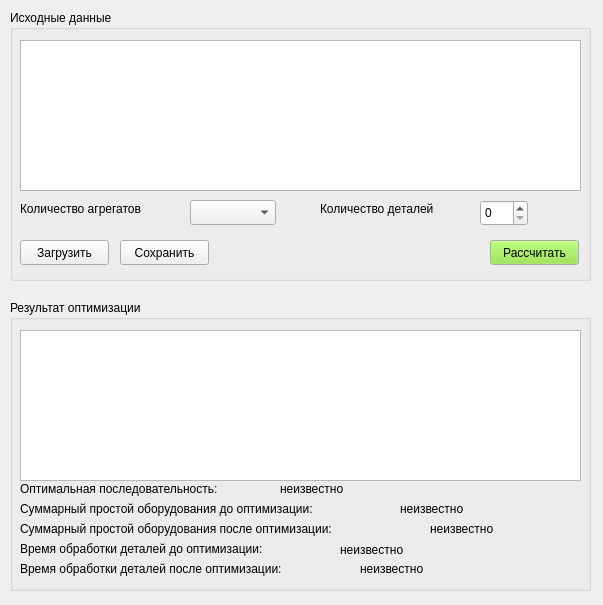
Above: ui/mainForm.ui from ilyavlasoff/tau3 before the change. Below: the same form after it.
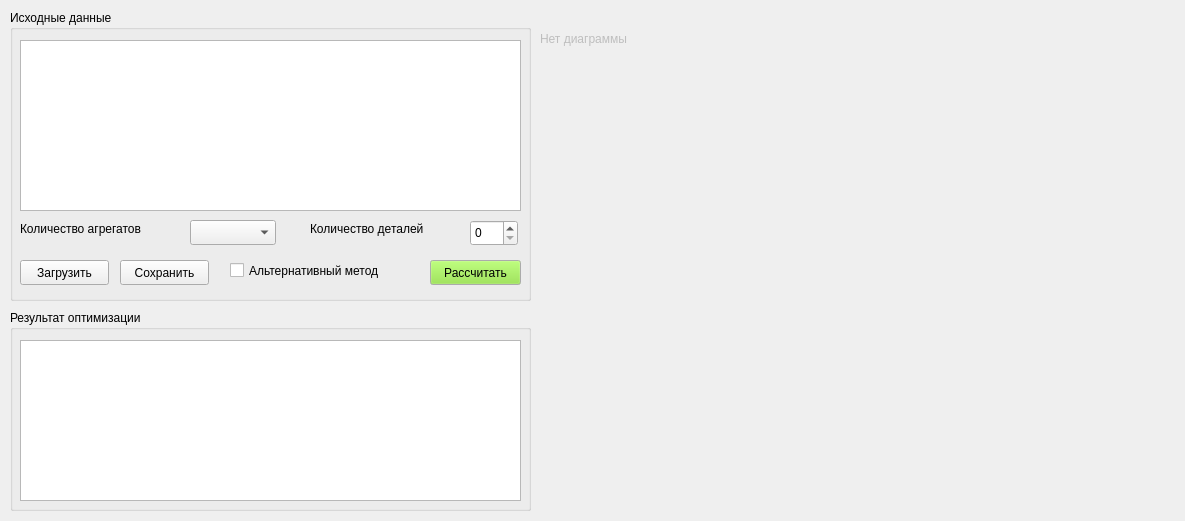
That is the form after the change.

The edit to the form file:
```diff
--- a/ui/mainForm.ui
+++ b/ui/mainForm.ui
@@ -2,12 +2,15 @@
 <ui version="4.0">
  <class>mainForm</class>
  <widget class="QWidget" name="mainForm">
+  <property name="enabled">
+   <bool>true</bool>
+  </property>
   <property name="geometry">
    <rect>
     <x>0</x>
     <y>0</y>
-    <width>603</width>
-    <height>605</height>
+    <width>1185</width>
+    <height>521</height>
    </rect>
   </property>
   <property name="windowTitle">
@@ -18,8 +21,8 @@
     <rect>
      <x>10</x>
      <y>10</y>
-     <width>581</width>
-     <height>271</height>
+     <width>521</width>
+     <height>291</height>
     </rect>
    </property>
    <property name="title">
@@ -29,7 +32,7 @@
     <property name="geometry">
      <rect>
       <x>10</x>
-      <y>190</y>
+      <y>210</y>
       <width>161</width>
       <height>17</height>
      </rect>
@@ -41,8 +44,8 @@
    <widget class="QSpinBox" name="detailsCount">
     <property name="geometry">
      <rect>
-      <x>470</x>
-      <y>190</y>
+      <x>460</x>
+      <y>210</y>
       <width>48</width>
       <height>26</height>
      </rect>
@@ -52,7 +55,7 @@
     <property name="geometry">
      <rect>
       <x>180</x>
-      <y>190</y>
+      <y>210</y>
       <width>86</width>
       <height>25</height>
      </rect>
@@ -61,8 +64,8 @@
    <widget class="QLabel" name="label_2">
     <property name="geometry">
      <rect>
-      <x>310</x>
-      <y>190</y>
+      <x>300</x>
+      <y>210</y>
       <width>151</width>
       <height>17</height>
      </rect>
@@ -74,9 +77,9 @@
    <widget class="QPushButton" name="startCalculationButton">
     <property name="geometry">
      <rect>
-      <x>480</x>
-      <y>230</y>
-      <width>89</width>
+      <x>420</x>
+      <y>250</y>
+      <width>91</width>
       <height>25</height>
      </rect>
     </property>
@@ -125,7 +128,7 @@
     <property name="geometry">
      <rect>
       <x>110</x>
-      <y>230</y>
+      <y>250</y>
       <width>89</width>
       <height>25</height>
      </rect>
@@ -138,7 +141,7 @@
     <property name="geometry">
      <rect>
       <x>10</x>
-      <y>230</y>
+      <y>250</y>
       <width>89</width>
       <height>25</height>
      </rect>
@@ -152,165 +155,67 @@
      <rect>
       <x>10</x>
       <y>30</y>
-      <width>561</width>
-      <height>151</height>
+      <width>501</width>
+      <height>171</height>
      </rect>
     </property>
    </widget>
+   <widget class="QCheckBox" name="alterMethodCheckBox">
+    <property name="geometry">
+     <rect>
+      <x>220</x>
+      <y>250</y>
+      <width>191</width>
+      <height>21</height>
+     </rect>
+    </property>
+    <property name="toolTip">
+     <string>&lt;html&gt;&lt;head/&gt;&lt;body&gt;&lt;p&gt;При установке данного флага производится расчет оптимальной последовательности по суммам Ai+Bi и Bi+Ci&lt;/p&gt;&lt;/body&gt;&lt;/html&gt;</string>
+    </property>
+    <property name="text">
+     <string>Альтернативный метод</string>
+    </property>
+   </widget>
   </widget>
   <widget class="QGroupBox" name="groupBox_2">
    <property name="geometry">
     <rect>
      <x>10</x>
-     <y>300</y>
-     <width>581</width>
-     <height>291</height>
+     <y>310</y>
+     <width>521</width>
+     <height>201</height>
     </rect>
    </property>
    <property name="title">
     <string>Результат оптимизации</string>
    </property>
-   <widget class="QLabel" name="label_3">
-    <property name="geometry">
-     <rect>
-      <x>10</x>
-      <y>180</y>
-      <width>401</width>
-      <height>17</height>
-     </rect>
-    </property>
-    <property name="text">
-     <string>Оптимальная последовательность:</string>
-    </property>
-   </widget>
-   <widget class="QLabel" name="label_4">
-    <property name="geometry">
-     <rect>
-      <x>10</x>
-      <y>200</y>
-      <width>381</width>
-      <height>17</height>
-     </rect>
-    </property>
-    <property name="text">
-     <string>Суммарный простой оборудования до оптимизации:</string>
-    </property>
-   </widget>
-   <widget class="QLabel" name="label_5">
-    <property name="geometry">
-     <rect>
-      <x>10</x>
-      <y>220</y>
-      <width>401</width>
-      <height>17</height>
-     </rect>
-    </property>
-    <property name="text">
-     <string>Суммарный простой оборудования после оптимизации:</string>
-    </property>
-   </widget>
-   <widget class="QLabel" name="optimalQueueListLabel">
-    <property name="geometry">
-     <rect>
-      <x>270</x>
-      <y>180</y>
-      <width>301</width>
-      <height>17</height>
-     </rect>
-    </property>
-    <property name="text">
-     <string>неизвестно</string>
-    </property>
-   </widget>
-   <widget class="QLabel" name="initialDowntimeSumLabel">
-    <property name="geometry">
-     <rect>
-      <x>390</x>
-      <y>200</y>
-      <width>181</width>
-      <height>17</height>
-     </rect>
-    </property>
-    <property name="text">
-     <string>неизвестно</string>
-    </property>
-   </widget>
-   <widget class="QLabel" name="optimizedDowntimeSumLabel">
-    <property name="geometry">
-     <rect>
-      <x>420</x>
-      <y>220</y>
-      <width>151</width>
-      <height>17</height>
-     </rect>
-    </property>
-    <property name="text">
-     <string>неизвестно</string>
-    </property>
-   </widget>
-   <widget class="QLabel" name="label_6">
-    <property name="geometry">
-     <rect>
-      <x>10</x>
-      <y>240</y>
-      <width>321</width>
-      <height>17</height>
-     </rect>
-    </property>
-    <property name="text">
-     <string>Время обработки деталей до оптимизации:</string>
-    </property>
-   </widget>
-   <widget class="QLabel" name="label_7">
-    <property name="geometry">
-     <rect>
-      <x>10</x>
-      <y>260</y>
-      <width>341</width>
-      <height>17</height>
-     </rect>
-    </property>
-    <property name="text">
-     <string>Время обработки деталей после оптимизации:</string>
-    </property>
-   </widget>
-   <widget class="QLabel" name="initialSumProcessingTimeLabel">
-    <property name="geometry">
-     <rect>
-      <x>330</x>
-      <y>240</y>
-      <width>241</width>
-      <height>20</height>
-     </rect>
-    </property>
-    <property name="text">
-     <string>неизвестно</string>
-    </property>
-   </widget>
-   <widget class="QLabel" name="optimizedSumProcessingTimeLabel">
-    <property name="geometry">
-     <rect>
-      <x>350</x>
-      <y>260</y>
-      <width>221</width>
-      <height>17</height>
-     </rect>
-    </property>
-    <property name="text">
-     <string>неизвестно</string>
-    </property>
-   </widget>
    <widget class="QTableView" name="optimizedQueueTableView">
     <property name="geometry">
      <rect>
       <x>10</x>
       <y>30</y>
-      <width>561</width>
-      <height>151</height>
+      <width>501</width>
+      <height>161</height>
      </rect>
     </property>
    </widget>
   </widget>
+  <widget class="QLabel" name="diagramLabel">
+   <property name="enabled">
+    <bool>false</bool>
+   </property>
+   <property name="geometry">
+    <rect>
+     <x>540</x>
+     <y>30</y>
+     <width>112</width>
+     <height>17</height>
+    </rect>
+   </property>
+   <property name="text">
+    <string>Нет диаграммы</string>
+   </property>
+  </widget>
  </widget>
  <resources/>
  <connections/>
```
